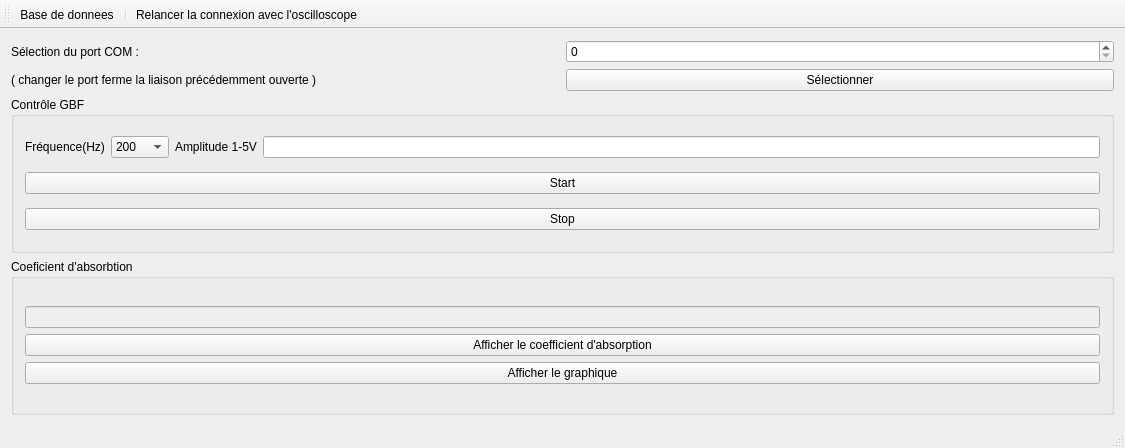
Above: main_interface/main_interfaceQt/mainwindow.ui from b3rnvrd/Kundt-s-tube-automation before the change. Below: the same form after it.
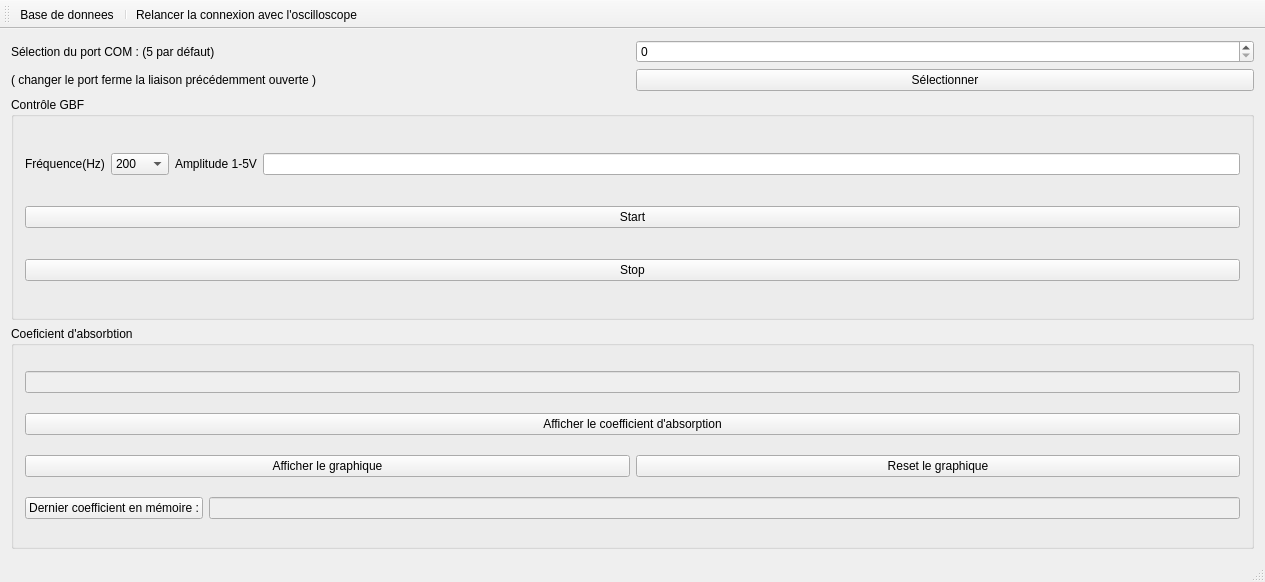
That is the form after the change. Icons and pictures are not drawn.

What changed in the file:
```diff
--- a/main_interface/main_interfaceQt/mainwindow.ui
+++ b/main_interface/main_interfaceQt/mainwindow.ui
@@ -6,23 +6,25 @@
    <rect>
     <x>0</x>
     <y>0</y>
-    <width>1125</width>
-    <height>448</height>
+    <width>1265</width>
+    <height>582</height>
    </rect>
   </property>
   <property name="windowTitle">
    <string>Tube de Kundt (mesures)</string>
   </property>
   <widget class="QWidget" name="centralWidget">
-   <layout class="QGridLayout" name="gridLayout_4">
+   <layout class="QGridLayout" name="gridLayout_2">
     <item row="0" column="0">
+     <layout class="QVBoxLayout" name="verticalLayout_5">
+      <item>
      <layout class="QHBoxLayout" name="horizontalLayout_4">
       <item>
        <layout class="QVBoxLayout" name="verticalLayout_3">
         <item>
          <widget class="QLabel" name="labelPort">
           <property name="text">
-           <string>Sélection du port COM :</string>
+             <string>Sélection du port COM : (5 par défaut)</string>
           </property>
          </widget>
         </item>
@@ -51,9 +53,7 @@
       </item>
      </layout>
     </item>
-    <item row="1" column="0">
-     <layout class="QGridLayout" name="gridLayout_3">
-      <item row="0" column="0">
+      <item>
        <widget class="QGroupBox" name="groupBox">
         <property name="title">
          <string>Contrôle GBF</string>
@@ -174,28 +174,28 @@
         </layout>
        </widget>
       </item>
-      <item row="1" column="0">
+      <item>
        <widget class="QGroupBox" name="groupBox_2">
         <property name="title">
          <string>Coeficient d'absorbtion</string>
         </property>
-        <layout class="QGridLayout" name="gridLayout_2">
+        <layout class="QGridLayout" name="gridLayout_3">
          <item row="0" column="0">
-          <layout class="QVBoxLayout" name="verticalLayout">
-           <item>
             <widget class="QLineEdit" name="Editcoef">
              <property name="enabled">
               <bool>false</bool>
              </property>
             </widget>
            </item>
-           <item>
+         <item row="1" column="0">
             <widget class="QPushButton" name="pushButtonCoefficient">
              <property name="text">
               <string>Afficher le coefficient d'absorption</string>
              </property>
             </widget>
            </item>
+         <item row="2" column="0">
+          <layout class="QHBoxLayout" name="horizontalLayout_5">
            <item>
             <widget class="QPushButton" name="pushButtonGraphique">
              <property name="text">
@@ -203,6 +203,31 @@
              </property>
             </widget>
            </item>
+           <item>
+            <widget class="QPushButton" name="pushButtonResetGraphique">
+             <property name="text">
+              <string>Reset le graphique</string>
+             </property>
+            </widget>
+           </item>
+          </layout>
+         </item>
+         <item row="3" column="0">
+          <layout class="QHBoxLayout" name="horizontalLayout_6">
+           <item>
+            <widget class="QPushButton" name="pushButton">
+             <property name="text">
+              <string>Dernier coefficient en mémoire :</string>
+             </property>
+            </widget>
+           </item>
+           <item>
+            <widget class="QLineEdit" name="lineEditDernierCoef">
+             <property name="enabled">
+              <bool>false</bool>
+             </property>
+            </widget>
+           </item>
           </layout>
          </item>
         </layout>
```
Left out of the diff: 2 changed lines with no effect on the pictures. Lines whose indentation alone changed are shown as unchanged.
